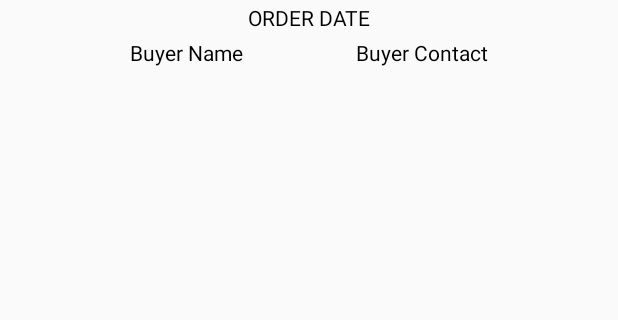
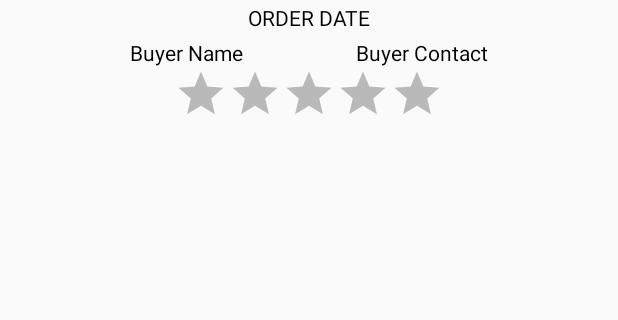
Before and after one commit to sazal-ns/KANTA2, an Android app: the layout order_product.xml on its own in the app's theme, with its tools: preview values and no code run, on a phone screen of 412 x 824 dp, the part 88-408 px from its top. Run offline under Robolectric (Android 15) with nearby library versions, the phone set to English and light mode, and no system bars.

Commit message:
rating added

```diff
--- a/app/src/main/java/com/brosolved/siddiqui/kanta/remote/API.java
+++ b/app/src/main/java/com/brosolved/siddiqui/kanta/remote/API.java
@@ -6,6 +6,7 @@ import com.brosolved.siddiqui.kanta.models.MSProduct;
 import com.brosolved.siddiqui.kanta.models.MutableUser;
 import com.brosolved.siddiqui.kanta.models.Product;
 import com.brosolved.siddiqui.kanta.models.Products;
+import com.brosolved.siddiqui.kanta.models.Rating;
 import com.brosolved.siddiqui.kanta.models.Status;
 import com.brosolved.siddiqui.kanta.models.User;
 import com.brosolved.siddiqui.kanta.models.UserInfo;
@@ -74,4 +75,8 @@ public interface API {
     @GET("saveBuyer/{id}")
     Call<CartProduct> orderBuyer(@Path("id") int id);
 
+    @FormUrlEncoded
+    @POST("rating")
+    Call<Rating> addRating(@Field("user_id") int user_id, @Field("product_id") int product_id, @Field("rating") String rating);
+
 }
--- a/app/src/main/res/layout/order_product.xml
+++ b/app/src/main/res/layout/order_product.xml
@@ -82,6 +82,22 @@
         app:layout_constraintTop_toBottomOf="@id/orderDate"
         app:layout_constraintStart_toEndOf="@id/buyerName"/>
 
+
+    <RatingBar
+        android:id="@+id/ratingBar"
+        style="@style/AppTheme.RatingBar"
+        android:layout_width="wrap_content"
+        android:layout_height="wrap_content"
+        android:layout_marginStart="4dp"
+        android:layout_marginEnd="4dp"
+        android:max="5"
+        android:numStars="5"
+        android:stepSize="1.0"
+        app:layout_constraintBottom_toBottomOf="parent"
+        app:layout_constraintEnd_toEndOf="parent"
+        app:layout_constraintStart_toStartOf="parent"
+        app:layout_constraintTop_toBottomOf="@id/buyerName" />
+
     <Button
         android:id="@+id/theButton"
         android:layout_width="wrap_content"
--- a/app/src/main/res/values/styles.xml
+++ b/app/src/main/res/values/styles.xml
@@ -29,4 +29,18 @@
         <item name="android:background">@color/black_overlay</item>
     </style>
 
+    <style name="AppTheme.RatingBar" parent="Widget.AppCompat.RatingBar">
+        <item name="android:progressDrawable">@drawable/abc_ratingbar_indicator_material</item>
+        <item name="android:indeterminateDrawable">@drawable/abc_ratingbar_indicator_material</item>
+        <item name="android:minHeight">50dp</item>
+        <item name="android:maxHeight">50dp</item>
+    </style>
+
+    <style name="AppTheme.RatingBar.small" parent="Widget.AppCompat.RatingBar">
+        <item name="android:progressDrawable">@drawable/abc_ratingbar_small_material</item>
+        <item name="android:indeterminateDrawable">@drawable/abc_ratingbar_small_material</item>
+        <item name="android:minHeight">15dp</item>
+        <item name="android:maxHeight">30dp</item>
+    </style>
+
 </resources>
```
Also changed, not shown: app/src/main/java/com/brosolved/siddiqui/kanta/adapter/OrderProductAdapter.java (+33 -2 lines), app/src/main/java/com/brosolved/siddiqui/kanta/adapter/ProductsAdapter.java (+7 -3 lines), app/src/main/java/com/brosolved/siddiqui/kanta/fragments/OrderFragment.java (+48 -7 lines), app/src/main/java/com/brosolved/siddiqui/kanta/models/Product.java (+17 -0 lines), app/src/main/java/com/brosolved/siddiqui/kanta/models/Rating.java (added, +28 -0 lines), app/src/main/java/com/brosolved/siddiqui/kanta/models/RatingData.java (added, +88 -0 lines), app/src/main/res/layout/product_card.xml (+15 -1 lines).
